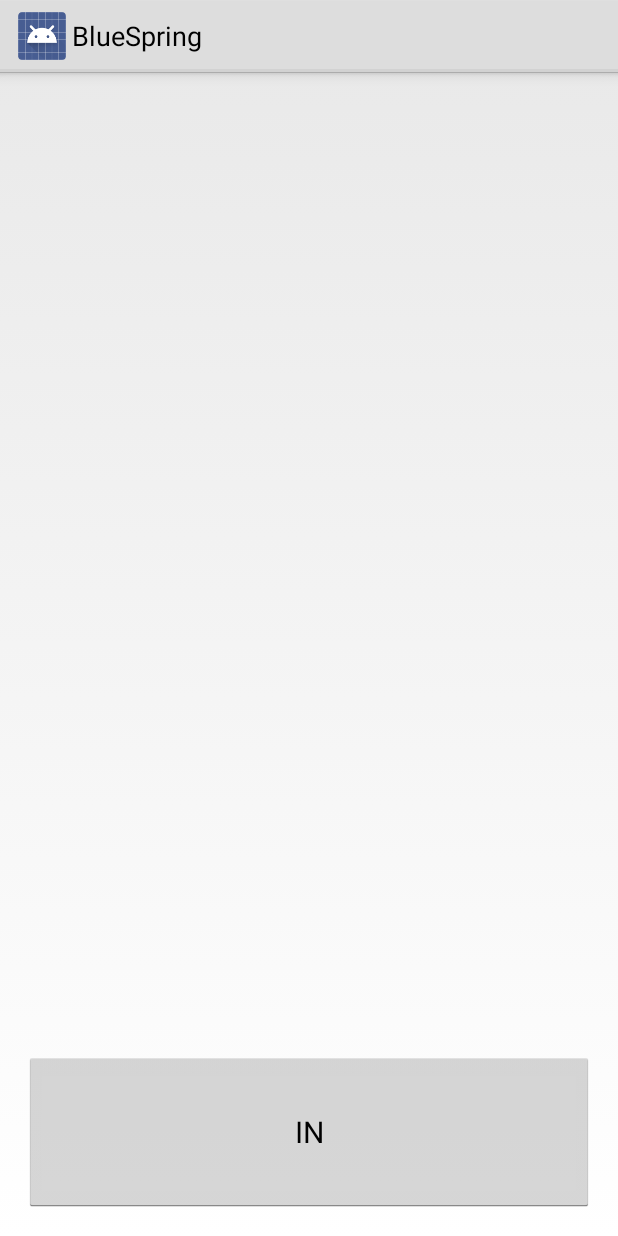
After one commit to adamrocker/ishinomakihackathon2016, an Android app: the layout activity_main.xml on its own in the app's theme, with its tools: preview values and no code run, on a phone screen of 412 x 824 dp. The commit adds this screen. Run offline under Robolectric (Android 15) with nearby library versions, the phone set to English and light mode, and no system bars.

Commit message:
Added launch activity.

```diff
--- /dev/null
+++ b/android/app/src/main/res/layout/activity_main.xml
@@ -0,0 +1,36 @@
+<?xml version="1.0" encoding="utf-8"?>
+<LinearLayout xmlns:android="http://schemas.android.com/apk/res/android"
+    xmlns:tools="http://schemas.android.com/tools"
+    android:layout_width="match_parent"
+    android:layout_height="match_parent"
+    android:orientation="vertical"
+    android:paddingBottom="@dimen/activity_vertical_margin"
+    android:paddingLeft="@dimen/activity_horizontal_margin"
+    android:paddingRight="@dimen/activity_horizontal_margin"
+    android:paddingTop="@dimen/activity_vertical_margin"
+    tools:context="com.ishinomakihackathon2016.bluespring.vr.MainActivity">
+
+    <LinearLayout
+        android:layout_weight="1.5"
+        android:layout_width="match_parent"
+        android:layout_height="0dp">
+
+    </LinearLayout>
+
+    <LinearLayout
+        android:layout_weight="1.5"
+        android:layout_width="match_parent"
+        android:layout_height="0dp">
+
+    </LinearLayout>
+
+    <Button
+        android:id="@+id/login_button"
+        android:text="@string/login_title"
+        android:gravity="center"
+        android:textSize="20dp"
+        android:layout_weight="0.5"
+        android:layout_width="match_parent"
+        android:layout_height="0dp">
+    </Button>
+</LinearLayout>
--- /dev/null
+++ b/android/app/src/main/res/values-w820dp/dimens.xml
@@ -0,0 +1,6 @@
+<resources>
+    <!-- Example customization of dimensions originally defined in res/values/dimens.xml
+         (such as screen margins) for screens with more than 820dp of available width. This
+         would include 7" and 10" devices in landscape (~960dp and ~1280dp respectively). -->
+    <dimen name="activity_horizontal_margin">64dp</dimen>
+</resources>
--- /dev/null
+++ b/android/app/src/main/res/values/dimens.xml
@@ -0,0 +1,5 @@
+<resources>
+    <!-- Default screen margins, per the Android Design guidelines. -->
+    <dimen name="activity_horizontal_margin">16dp</dimen>
+    <dimen name="activity_vertical_margin">16dp</dimen>
+</resources>
--- a/android/app/src/main/res/values/strings.xml
+++ b/android/app/src/main/res/values/strings.xml
@@ -1,3 +1,4 @@
 <resources>
     <string name="app_name">BlueSpring</string>
+    <string name="login_title">IN</string>
 </resources>
```
Also changed, not shown: android/app/src/main/AndroidManifest.xml (+16 -4 lines), android/app/src/main/java/com/ishinomakihackathon2016/bluespring/vr/MainActivity.java (added, +25 -0 lines).
